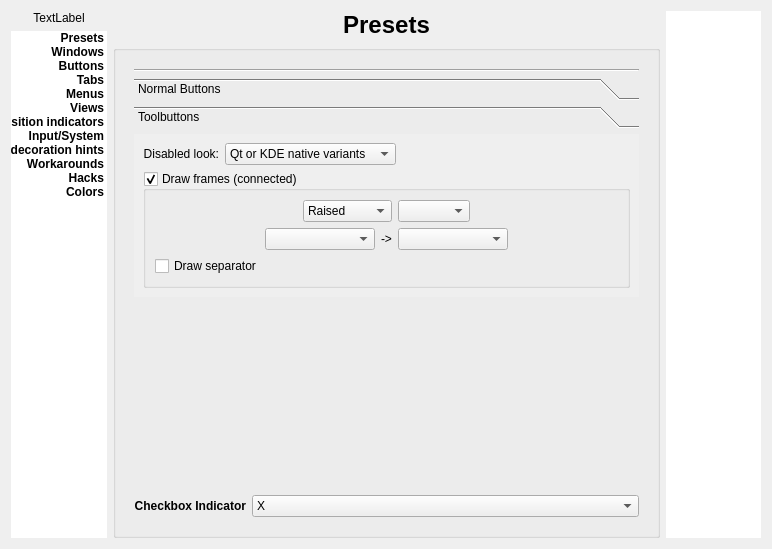
The window that config/config.ui (deiv/bespin-pkg) describes before a commit, drawn with Qt 5.
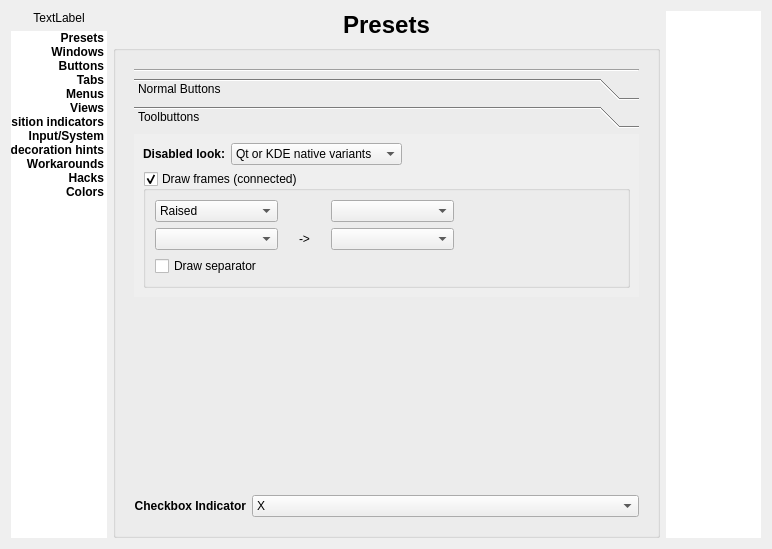
The same window after the commit. The open tabs and pages were chosen to show the change.

Patch:
```diff
--- a/config/config.ui
+++ b/config/config.ui
@@ -1185,8 +1185,8 @@
          </layout>
         </widget>
         <widget class="QWidget" name="Buttons">
-         <layout class="QGridLayout" name="gridLayout_23">
-          <item row="0" column="0">
+         <layout class="QVBoxLayout" name="verticalLayout_7">
+          <item>
            <widget class="Line" name="line">
             <property name="sizePolicy">
              <sizepolicy hsizetype="MinimumExpanding" vsizetype="Fixed">
@@ -1199,68 +1199,7 @@
             </property>
            </widget>
           </item>
-          <item row="3" column="0">
-           <layout class="QFormLayout" name="formLayout_3">
-            <item row="0" column="0">
-             <widget class="QLabel" name="label_8">
-              <property name="font">
-               <font>
-                <weight>75</weight>
-                <bold>true</bold>
-               </font>
-              </property>
-              <property name="text">
-               <string>Checkbox Indicator</string>
-              </property>
-              <property name="alignment">
-               <set>Qt::AlignRight|Qt::AlignTrailing|Qt::AlignVCenter</set>
-              </property>
-             </widget>
-            </item>
-            <item row="0" column="1">
-             <widget class="QComboBox" name="checkMark">
-              <property name="sizePolicy">
-               <sizepolicy hsizetype="Preferred" vsizetype="Fixed">
-                <horstretch>0</horstretch>
-                <verstretch>0</verstretch>
-               </sizepolicy>
-              </property>
-              <item>
-               <property name="text">
-                <string>X</string>
-               </property>
-              </item>
-              <item>
-               <property name="text">
-                <string>V</string>
-               </property>
-              </item>
-              <item>
-               <property name="text">
-                <string>O</string>
-               </property>
-              </item>
-             </widget>
-            </item>
-           </layout>
-          </item>
-          <item row="2" column="0">
-           <spacer name="verticalSpacer_7">
-            <property name="orientation">
-             <enum>Qt::Vertical</enum>
-            </property>
-            <property name="sizeType">
-             <enum>QSizePolicy::Expanding</enum>
-            </property>
-            <property name="sizeHint" stdset="0">
-             <size>
-              <width>20</width>
-              <height>40</height>
-             </size>
-            </property>
-           </spacer>
-          </item>
-          <item row="1" column="0">
+          <item>
            <widget class="QToolBox" name="toolBox_3">
             <property name="currentIndex">
              <number>0</number>
@@ -1474,57 +1413,67 @@
               <rect>
                <x>0</x>
                <y>0</y>
-               <width>288</width>
+               <width>524</width>
                <height>174</height>
               </rect>
              </property>
              <attribute name="label">
               <string>Toolbuttons</string>
              </attribute>
-             <layout class="QGridLayout" name="gridLayout_28">
-              <item row="0" column="0">
-               <widget class="QLabel" name="label_24">
-                <property name="text">
-                 <string>Disabled look:</string>
-                </property>
-                <property name="alignment">
-                 <set>Qt::AlignRight|Qt::AlignTrailing|Qt::AlignVCenter</set>
-                </property>
-               </widget>
-              </item>
-              <item row="0" column="1">
-               <widget class="QComboBox" name="disabledToolbuttonStyle">
+             <layout class="QVBoxLayout" name="verticalLayout_16">
+              <item>
+               <layout class="QHBoxLayout" name="horizontalLayout_5">
                 <item>
-                 <property name="text">
-                  <string>Qt or KDE native variants</string>
-                 </property>
+                 <widget class="QLabel" name="label_24">
+                  <property name="font">
+                   <font>
+                    <weight>75</weight>
+                    <bold>true</bold>
+                   </font>
+                  </property>
+                  <property name="text">
+                   <string>Disabled look:</string>
+                  </property>
+                  <property name="alignment">
+                   <set>Qt::AlignRight|Qt::AlignTrailing|Qt::AlignVCenter</set>
+                  </property>
+                 </widget>
                 </item>
                 <item>
-                 <property name="text">
-                  <string>Desaturated (Qt standard)</string>
-                 </property>
+                 <widget class="QComboBox" name="disabledToolbuttonStyle">
+                  <item>
+                   <property name="text">
+                    <string>Qt or KDE native variants</string>
+                   </property>
+                  </item>
+                  <item>
+                   <property name="text">
+                    <string>Desaturated (Qt standard)</string>
+                   </property>
+                  </item>
+                  <item>
+                   <property name="text">
+                    <string>Blurred</string>
+                   </property>
+                  </item>
+                 </widget>
                 </item>
                 <item>
-                 <property name="text">
-                  <string>Blurred</string>
-                 </property>
+                 <spacer name="horizontalSpacer_7">
+                  <property name="orientation">
+                   <enum>Qt::Horizontal</enum>
+                  </property>
+                  <property name="sizeHint" stdset="0">
+                   <size>
+                    <width>40</width>
+                    <height>20</height>
+                   </size>
+                  </property>
+                 </spacer>
                 </item>
-               </widget>
+               </layout>
               </item>
-              <item row="0" column="2">
-               <spacer name="horizontalSpacer_7">
-                <property name="orientation">
-                 <enum>Qt::Horizontal</enum>
-                </property>
-                <property name="sizeHint" stdset="0">
-                 <size>
-                  <width>40</width>
-                  <height>20</height>
-                 </size>
-                </property>
-               </spacer>
-              </item>
-              <item row="1" column="0" colspan="3">
+              <item>
                <widget class="QGroupBox" name="connectedToolbuttons">
                 <property name="title">
                  <string>Draw frames (connected)</string>
@@ -1538,92 +1487,23 @@
                 <property name="checked">
                  <bool>true</bool>
                 </property>
-                <layout class="QVBoxLayout" name="verticalLayout_7">
+                <layout class="QVBoxLayout" name="verticalLayout_15">
                  <item>
-                  <layout class="QHBoxLayout" name="horizontalLayout_6">
-                   <item>
-                    <spacer name="horizontalSpacer_11">
+                  <layout class="QGridLayout" name="gridLayout_6" columnstretch="3,1,3,4">
+                   <item row="0" column="1">
+                    <spacer name="horizontalSpacer_19">
                      <property name="orientation">
                       <enum>Qt::Horizontal</enum>
                      </property>
                      <property name="sizeHint" stdset="0">
                       <size>
-                       <width>40</width>
+                       <width>21</width>
                        <height>20</height>
                       </size>
                      </property>
                     </spacer>
                    </item>
-                   <item>
-                    <widget class="QComboBox" name="toolbuttonLayer">
-                     <property name="enabled">
-                      <bool>true</bool>
-                     </property>
-                     <item>
-                      <property name="text">
-                       <string>Raised</string>
-                      </property>
-                     </item>
-                     <item>
-                      <property name="text">
-                       <string>Sunken</string>
-                      </property>
-                     </item>
-                     <item>
-                      <property name="text">
-                       <string>Embedded</string>
-                      </property>
-                     </item>
-                    </widget>
-                   </item>
-                   <item>
-                    <widget class="QComboBox" name="toolbuttonGradient">
-                     <property name="enabled">
-                      <bool>true</bool>
-                     </property>
-                    </widget>
-                   </item>
-                   <item>
-                    <spacer name="horizontalSpacer_4">
-                     <property name="orientation">
-                      <enum>Qt::Horizontal</enum>
-                     </property>
-                     <property name="sizeHint" stdset="0">
-                      <size>
-                       <width>40</width>
-                       <height>20</height>
-                      </size>
-                     </property>
-                    </spacer>
-                   </item>
-                  </layout>
-                 </item>
-                 <item>
-                  <layout class="QHBoxLayout" name="horizontalLayout_5">
-                   <item>
-                    <spacer name="horizontalSpacer_12">
-                     <property name="orientation">
-                      <enum>Qt::Horizontal</enum>
-                     </property>
-                     <property name="sizeHint" stdset="0">
-                      <size>
-                       <width>40</width>
-                       <height>20</height>
-                      </size>
-                     </property>
-                    </spacer>
-                   </item>
-                   <item>
-                    <widget class="QComboBox" name="toolbuttonRole">
-                     <property name="sizePolicy">
-                      <sizepolicy hsizetype="MinimumExpanding" vsizetype="Fixed">
-                       <horstretch>0</horstretch>
-                       <verstretch>0</verstretch>
-                      </sizepolicy>
-                     </property>
-                    </widget>
-                   </item>
-                   <item>
+                   <item row="1" column="1">
                     <widget class="QLabel" name="label_58">
                      <property name="text">
                       <string>-&gt;</string>
@@ -1633,7 +1513,7 @@
                      </property>
                     </widget>
                    </item>
-                   <item>
+                   <item row="1" column="2">
                     <widget class="QComboBox" name="toolbuttonActiveRole">
                      <property name="sizePolicy">
                       <sizepolicy hsizetype="MinimumExpanding" vsizetype="Fixed">
@@ -1643,7 +1523,34 @@
                      </property>
                     </widget>
                    </item>
-                   <item>
+                   <item row="0" column="0">
+                    <widget class="QComboBox" name="toolbuttonLayer">
+                     <property name="enabled">
+                      <bool>true</bool>
+                     </property>
+                     <item>
+                      <property name="text">
+                       <string>Raised</string>
+                      </property>
+                     </item>
+                     <item>
+                      <property name="text">
+                       <string>Relief</string>
+                      </property>
+                     </item>
+                     <item>
+                      <property name="text">
+                       <string>Sunken</string>
+                      </property>
+                     </item>
+                     <item>
+                      <property name="text">
+                       <string>Inlay</string>
+                      </property>
+                     </item>
+                    </widget>
+                   </item>
+                   <item row="1" column="3">
                     <spacer name="horizontalSpacer_5">
                      <property name="orientation">
                       <enum>Qt::Horizontal</enum>
@@ -1656,6 +1563,36 @@
                      </property>
                     </spacer>
                    </item>
+                   <item row="1" column="0">
+                    <widget class="QComboBox" name="toolbuttonRole">
+                     <property name="sizePolicy">
+                      <sizepolicy hsizetype="MinimumExpanding" vsizetype="Fixed">
+                       <horstretch>0</horstretch>
+                       <verstretch>0</verstretch>
+                      </sizepolicy>
+                     </property>
+                    </widget>
+                   </item>
+                   <item row="0" column="2">
+                    <widget class="QComboBox" name="toolbuttonGradient">
+                     <property name="enabled">
+                      <bool>true</bool>
+                     </property>
+                    </widget>
+                   </item>
+                   <item row="0" column="3">
+                    <spacer name="horizontalSpacer_4">
+                     <property name="orientation">
+                      <enum>Qt::Horizontal</enum>
+                     </property>
+                     <property name="sizeHint" stdset="0">
+                      <size>
+                       <width>40</width>
+                       <height>20</height>
+                      </size>
+                     </property>
+                    </spacer>
+                   </item>
                   </layout>
                  </item>
                  <item>
@@ -1672,6 +1609,67 @@
             </widget>
            </widget>
           </item>
+          <item>
+           <spacer name="verticalSpacer_7">
+            <property name="orientation">
+             <enum>Qt::Vertical</enum>
+            </property>
+            <property name="sizeType">
+             <enum>QSizePolicy::Expanding</enum>
+            </property>
+            <property name="sizeHint" stdset="0">
+             <size>
+              <width>20</width>
+              <height>40</height>
+             </size>
+            </property>
+           </spacer>
+          </item>
+          <item>
+           <layout class="QFormLayout" name="formLayout_3">
+            <item row="0" column="0">
+             <widget class="QLabel" name="label_8">
+              <property name="font">
+               <font>
+                <weight>75</weight>
+                <bold>true</bold>
+               </font>
+              </property>
+              <property name="text">
+               <string>Checkbox Indicator</string>
+              </property>
+              <property name="alignment">
+               <set>Qt::AlignRight|Qt::AlignTrailing|Qt::AlignVCenter</set>
+              </property>
+             </widget>
+            </item>
+            <item row="0" column="1">
+             <widget class="QComboBox" name="checkMark">
+              <property name="sizePolicy">
+               <sizepolicy hsizetype="Preferred" vsizetype="Fixed">
+                <horstretch>0</horstretch>
+                <verstretch>0</verstretch>
+               </sizepolicy>
+              </property>
+              <item>
+               <property name="text">
+                <string>X</string>
+               </property>
+              </item>
+              <item>
+               <property name="text">
+                <string>V</string>
+               </property>
+              </item>
+              <item>
+               <property name="text">
+                <string>O</string>
+               </property>
+              </item>
+             </widget>
+            </item>
+           </layout>
+          </item>
          </layout>
         </widget>
         <widget class="QWidget" name="Tabs">
```
Left out of the diff: 4 changed lines with no effect on the pictures.
